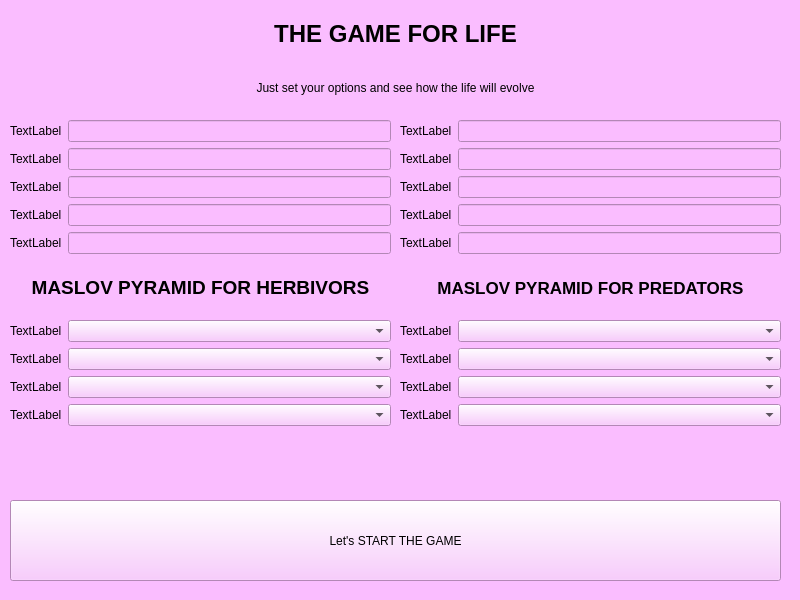
Above: src/init/init_ui.ui from m9rc1n/life before the change. Below: the same form after it.
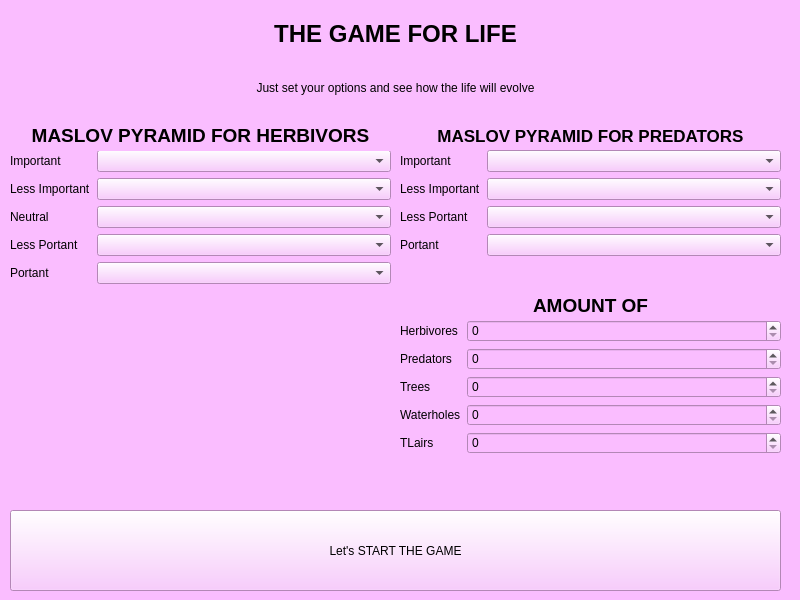
That is the form after the change.

What changed in the file:
```diff
--- a/src/init/init_ui.ui
+++ b/src/init/init_ui.ui
@@ -56,11 +56,126 @@
     </item>
    </layout>
   </widget>
+  <widget class="QWidget" name="verticalLayoutWidget_3">
+   <property name="geometry">
+    <rect>
+     <x>400</x>
+     <y>120</y>
+     <width>381</width>
+     <height>31</height>
+    </rect>
+   </property>
+   <layout class="QVBoxLayout" name="verticalLayout_3">
+    <item>
+     <widget class="QLabel" name="label_24">
+      <property name="font">
+       <font>
+        <family>Cantarell</family>
+        <pointsize>13</pointsize>
+        <weight>75</weight>
+        <bold>true</bold>
+       </font>
+      </property>
+      <property name="text">
+       <string>MASLOV PYRAMID FOR PREDATORS</string>
+      </property>
+      <property name="alignment">
+       <set>Qt::AlignCenter</set>
+      </property>
+     </widget>
+    </item>
+   </layout>
+  </widget>
+  <widget class="QWidget" name="formLayoutWidget_4">
+   <property name="geometry">
+    <rect>
+     <x>400</x>
+     <y>150</y>
+     <width>381</width>
+     <height>131</height>
+    </rect>
+   </property>
+   <layout class="QFormLayout" name="formLayout_4">
+    <property name="fieldGrowthPolicy">
+     <enum>QFormLayout::AllNonFixedFieldsGrow</enum>
+    </property>
+    <item row="0" column="0">
+     <widget class="QLabel" name="label_18">
+      <property name="text">
+       <string>Important</string>
+      </property>
+     </widget>
+    </item>
+    <item row="0" column="1">
+     <widget class="QComboBox" name="comboBox_5"/>
+    </item>
+    <item row="1" column="0">
+     <widget class="QLabel" name="label_19">
+      <property name="text">
+       <string>Less Important</string>
+      </property>
+     </widget>
+    </item>
+    <item row="1" column="1">
+     <widget class="QComboBox" name="comboBox_6"/>
+    </item>
+    <item row="2" column="0">
+     <widget class="QLabel" name="label_20">
+      <property name="text">
+       <string>Less Portant</string>
+      </property>
+     </widget>
+    </item>
+    <item row="2" column="1">
+     <widget class="QComboBox" name="comboBox_7"/>
+    </item>
+    <item row="3" column="0">
+     <widget class="QLabel" name="label_21">
+      <property name="text">
+       <string>Portant</string>
+      </property>
+     </widget>
+    </item>
+    <item row="3" column="1">
+     <widget class="QComboBox" name="comboBox_8"/>
+    </item>
+   </layout>
+  </widget>
+  <widget class="QWidget" name="verticalLayoutWidget_4">
+   <property name="geometry">
+    <rect>
+     <x>400</x>
+     <y>290</y>
+     <width>381</width>
+     <height>31</height>
+    </rect>
+   </property>
+   <layout class="QVBoxLayout" name="verticalLayout_4">
+    <item>
+     <widget class="QLabel" name="label_25">
+      <property name="font">
+       <font>
+        <family>Cantarell</family>
+        <pointsize>14</pointsize>
+        <weight>75</weight>
+        <bold>true</bold>
+       </font>
+      </property>
+      <property name="text">
+       <string>AMOUNT OF</string>
+      </property>
+      <property name="alignment">
+       <set>Qt::AlignCenter</set>
+      </property>
+     </widget>
+    </item>
+   </layout>
+  </widget>
   <widget class="QWidget" name="formLayoutWidget">
    <property name="geometry">
     <rect>
-     <x>10</x>
-     <y>120</y>
+     <x>400</x>
+     <y>320</y>
      <width>381</width>
      <height>141</height>
     </rect>
@@ -69,142 +184,52 @@
     <item row="0" column="0">
      <widget class="QLabel" name="label_3">
       <property name="text">
-       <string>TextLabel</string>
+       <string>Herbivores</string>
       </property>
      </widget>
     </item>
     <item row="1" column="0">
      <widget class="QLabel" name="label_4">
       <property name="text">
-       <string>TextLabel</string>
+       <string>Predators</string>
       </property>
      </widget>
     </item>
     <item row="2" column="0">
      <widget class="QLabel" name="label_5">
       <property name="text">
-       <string>TextLabel</string>
+       <string>Trees</string>
       </property>
      </widget>
     </item>
     <item row="3" column="0">
      <widget class="QLabel" name="label_6">
       <property name="text">
-       <string>TextLabel</string>
+       <string>Waterholes</string>
       </property>
      </widget>
     </item>
     <item row="4" column="0">
      <widget class="QLabel" name="label_11">
       <property name="text">
-       <string>TextLabel</string>
+       <string>TLairs</string>
       </property>
      </widget>
     </item>
     <item row="0" column="1">
-     <widget class="QLineEdit" name="lineEdit_5"/>
+     <widget class="QSpinBox" name="spinBox"/>
     </item>
     <item row="1" column="1">
-     <widget class="QLineEdit" name="lineEdit_6"/>
+     <widget class="QSpinBox" name="spinBox_2"/>
     </item>
     <item row="2" column="1">
-     <widget class="QLineEdit" name="lineEdit_7"/>
+     <widget class="QSpinBox" name="spinBox_3"/>
     </item>
     <item row="3" column="1">
-     <widget class="QLineEdit" name="lineEdit_8"/>
+     <widget class="QSpinBox" name="spinBox_4"/>
     </item>
     <item row="4" column="1">
-     <widget class="QLineEdit" name="lineEdit_9"/>
-    </item>
-   </layout>
-  </widget>
-  <widget class="QWidget" name="formLayoutWidget_2">
-   <property name="geometry">
-    <rect>
-     <x>400</x>
-     <y>120</y>
-     <width>381</width>
-     <height>141</height>
-    </rect>
-   </property>
-   <layout class="QFormLayout" name="formLayout_3">
-    <property name="fieldGrowthPolicy">
-     <enum>QFormLayout::AllNonFixedFieldsGrow</enum>
-    </property>
-    <item row="0" column="0">
-     <widget class="QLabel" name="label_7">
-      <property name="text">
-       <string>TextLabel</string>
-      </property>
-     </widget>
-    </item>
-    <item row="1" column="0">
-     <widget class="QLabel" name="label_8">
-      <property name="text">
-       <string>TextLabel</string>
-      </property>
-     </widget>
-    </item>
-    <item row="2" column="0">
-     <widget class="QLabel" name="label_9">
-      <property name="text">
-       <string>TextLabel</string>
-      </property>
-     </widget>
-    </item>
-    <item row="3" column="0">
-     <widget class="QLabel" name="label_10">
-      <property name="text">
-       <string>TextLabel</string>
-      </property>
-     </widget>
-    </item>
-    <item row="4" column="0">
-     <widget class="QLabel" name="label_12">
-      <property name="text">
-       <string>TextLabel</string>
-      </property>
-     </widget>
-    </item>
-    <item row="0" column="1">
-     <widget class="QLineEdit" name="lineEdit_10"/>
-    </item>
-    <item row="1" column="1">
-     <widget class="QLineEdit" name="lineEdit_11"/>
-    </item>
-    <item row="2" column="1">
-     <widget class="QLineEdit" name="lineEdit_12"/>
-    </item>
-    <item row="3" column="1">
-     <widget class="QLineEdit" name="lineEdit_13"/>
-    </item>
-    <item row="4" column="1">
-     <widget class="QLineEdit" name="lineEdit_14"/>
-    </item>
-   </layout>
-  </widget>
-  <widget class="QWidget" name="gridLayoutWidget">
-   <property name="geometry">
-    <rect>
-     <x>10</x>
-     <y>500</y>
-     <width>771</width>
-     <height>81</height>
-    </rect>
-   </property>
-   <layout class="QGridLayout" name="gridLayout">
-    <item row="0" column="0">
-     <widget class="QPushButton" name="pushButton">
-      <property name="sizePolicy">
-       <sizepolicy hsizetype="Expanding" vsizetype="Expanding">
-        <horstretch>0</horstretch>
-        <verstretch>0</verstretch>
-       </sizepolicy>
-      </property>
-      <property name="text">
-       <string>Let's START THE GAME</string>
-      </property>
-     </widget>
+     <widget class="QSpinBox" name="spinBox_5"/>
     </item>
    </layout>
   </widget>
@@ -212,9 +237,9 @@
    <property name="geometry">
     <rect>
      <x>10</x>
-     <y>320</y>
+     <y>150</y>
      <width>381</width>
-     <height>131</height>
+     <height>156</height>
     </rect>
    </property>
    <layout class="QFormLayout" name="formLayout_2">
@@ -224,52 +249,62 @@
     <item row="0" column="0">
      <widget class="QLabel" name="label_13">
       <property name="text">
-       <string>TextLabel</string>
+       <string>Important</string>
+      </property>
+     </widget>
+    </item>
+    <item row="2" column="0">
+     <widget class="QLabel" name="label_15">
+      <property name="text">
+       <string>Neutral</string>
+      </property>
+     </widget>
+    </item>
+    <item row="3" column="0">
+     <widget class="QLabel" name="label_16">
+      <property name="text">
+       <string>Less Portant</string>
       </property>
      </widget>
     </item>
     <item row="1" column="0">
      <widget class="QLabel" name="label_14">
       <property name="text">
-       <string>TextLabel</string>
+       <string>Less Important</string>
       </property>
      </widget>
     </item>
+    <item row="4" column="0">
+     <widget class="QLabel" name="label_17">
+      <property name="text">
+       <string>Portant</string>
+      </property>
+     </widget>
+    </item>
+    <item row="0" column="1">
+     <widget class="QComboBox" name="comboBox_0"/>
+    </item>
     <item row="1" column="1">
+     <widget class="QComboBox" name="comboBox_1"/>
+    </item>
+    <item row="2" column="1">
      <widget class="QComboBox" name="comboBox_2"/>
     </item>
-    <item row="2" column="0">
-     <widget class="QLabel" name="label_15">
-      <property name="text">
-       <string>TextLabel</string>
-      </property>
-     </widget>
-    </item>
-    <item row="2" column="1">
+    <item row="3" column="1">
      <widget class="QComboBox" name="comboBox_3"/>
     </item>
-    <item row="3" column="0">
-     <widget class="QLabel" name="label_16">
-      <property name="text">
-       <string>TextLabel</string>
-      </property>
-     </widget>
-    </item>
-    <item row="3" column="1">
+    <item row="4" column="1">
      <widget class="QComboBox" name="comboBox_4"/>
     </item>
-    <item row="0" column="1">
-     <widget class="QComboBox" name="comboBox_1"/>
-    </item>
    </layout>
   </widget>
   <widget class="QWidget" name="verticalLayoutWidget_2">
    <property name="geometry">
     <rect>
      <x>10</x>
-     <y>270</y>
+     <y>120</y>
      <width>381</width>
-     <height>35</height>
+     <height>31</height>
     </rect>
    </property>
    <layout class="QVBoxLayout" name="verticalLayout_2">
@@ -293,91 +328,40 @@
     </item>
    </layout>
   </widget>
-  <widget class="QWidget" name="verticalLayoutWidget_3">
+  <widget class="QWidget" name="gridLayoutWidget">
    <property name="geometry">
     <rect>
-     <x>400</x>
-     <y>270</y>
-     <width>381</width>
-     <height>35</height>
+     <x>10</x>
+     <y>510</y>
+     <width>771</width>
+     <height>81</height>
     </rect>
    </property>
-   <layout class="QVBoxLayout" name="verticalLayout_3">
-    <item>
-     <widget class="QLabel" name="label_24">
-      <property name="font">
-       <font>
-        <family>Cantarell</family>
-        <pointsize>13</pointsize>
-        <weight>75</weight>
-        <bold>true</bold>
-       </font>
-      </property>
-      <property name="text">
-       <string>MASLOV PYRAMID FOR PREDATORS</string>
-      </property>
-      <property name="alignment">
-       <set>Qt::AlignCenter</set>
-      </property>
-     </widget>
-    </item>
-   </layout>
-  </widget>
-  <widget class="QWidget" name="formLayoutWidget_4">
-   <property name="geometry">
-    <rect>
-     <x>400</x>
-     <y>320</y>
-     <width>381</width>
-     <height>131</height>
-    </rect>
-   </property>
-   <layout class="QFormLayout" name="formLayout_4">
-    <property name="fieldGrowthPolicy">
-     <enum>QFormLayout::AllNonFixedFieldsGrow</enum>
-    </property>
+   <layout class="QGridLayout" name="gridLayout">
     <item row="0" column="0">
-     <widget class="QLabel" name="label_18">
-      <property name="text">
-       <string>TextLabel</string>
+     <widget class="QPushButton" name="pushButton">
+      <property name="sizePolicy">
+       <sizepolicy hsizetype="Expanding" vsizetype="Expanding">
+        <horstretch>0</horstretch>
+        <verstretch>0</verstretch>
+       </sizepolicy>
       </property>
-     </widget>
-    </item>
-    <item row="0" column="1">
-     <widget class="QComboBox" name="comboBox_5"/>
-    </item>
-    <item row="1" column="0">
-     <widget class="QLabel" name="label_19">
       <property name="text">
-       <string>TextLabel</string>
+       <string>Let's START THE GAME</string>
       </property>
      </widget>
     </item>
-    <item row="1" column="1">
-     <widget class="QComboBox" name="comboBox_6"/>
-    </item>
-    <item row="2" column="0">
-     <widget class="QLabel" name="label_20">
-      <property name="text">
-       <string>TextLabel</string>
-      </property>
-     </widget>
-    </item>
-    <item row="2" column="1">
-     <widget class="QComboBox" name="comboBox_7"/>
-    </item>
-    <item row="3" column="0">
-     <widget class="QLabel" name="label_21">
-      <property name="text">
-       <string>TextLabel</string>
-      </property>
-     </widget>
-    </item>
-    <item row="3" column="1">
-     <widget class="QComboBox" name="comboBox_8"/>
-    </item>
    </layout>
   </widget>
+  <zorder>verticalLayoutWidget</zorder>
+  <zorder>verticalLayoutWidget_3</zorder>
+  <zorder>formLayoutWidget_4</zorder>
+  <zorder>label_23</zorder>
+  <zorder>verticalLayoutWidget_4</zorder>
+  <zorder>formLayoutWidget</zorder>
+  <zorder>formLayoutWidget_3</zorder>
+  <zorder>verticalLayoutWidget_2</zorder>
+  <zorder>gridLayoutWidget</zorder>
  </widget>
  <resources/>
  <connections/>
```
